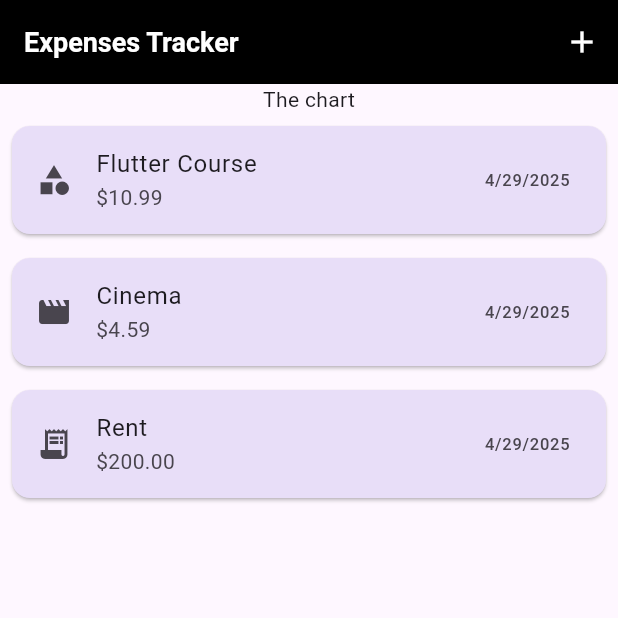
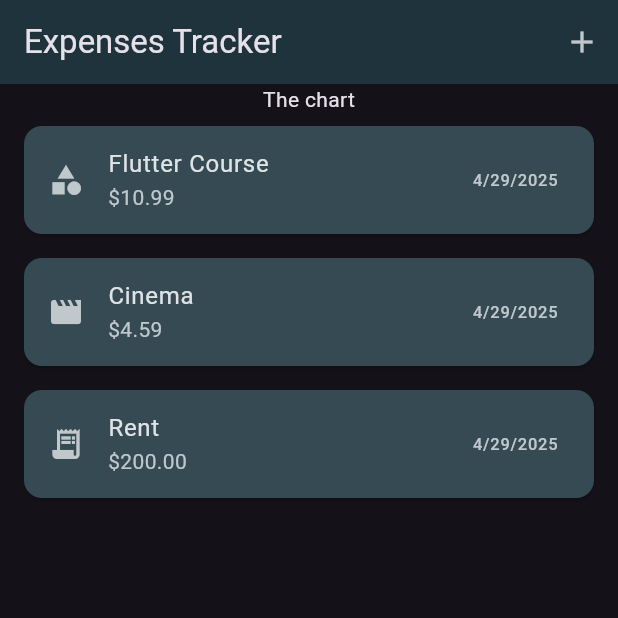
Before and after one commit to MutumaDerick/EXPENSE_TRACKER, a Flutter app: the screen it shows after launch, on a phone screen of 412 x 824 dp, the top half of it. Run offline on Flutter 3.47's test engine with Material 3 defaults, Android fonts, the phone set to English and light mode, and no system bars.

Commit message:
Added dark mode theme

```diff
--- a/lib/widgets/expense.dart
+++ b/lib/widgets/expense.dart
@@ -85,6 +85,8 @@ class _ExpensesState extends State<Expenses> {
     return Scaffold(
       appBar: AppBar(
         title: const Text('Expenses Tracker'),
+        backgroundColor: Theme.of(context).colorScheme.onSecondary,
+        titleTextStyle: Theme.of(context).textTheme.titleLarge,
         actions: [
           IconButton(
             icon: const Icon(Icons.add),
--- a/lib/widgets/expense_list/expenses_list.dart
+++ b/lib/widgets/expense_list/expenses_list.dart
@@ -1,3 +1,5 @@
+
+
 import 'package:flutter/material.dart';
 import 'package:expense_tracker/models/expense.dart';
 import 'package:expense_tracker/widgets/expense_list/expense_item.dart';
@@ -19,10 +21,17 @@ class ExpensesList extends StatelessWidget {
       itemBuilder: (context, index) {
         return Dismissible(
             key: ValueKey(expenses[index]),
-            onDismissed: (direction) {
+            background: Container(
+              color: Theme.of(context).colorScheme.error,
+              margin: EdgeInsets.symmetric(horizontal: Theme.of(context).cardTheme.margin!.horizontal),
+              ),
+               onDismissed: (direction) {
               onRemoveExpense(expenses[index]);
             },
-            child: ExpenseItem(expense: expenses[index]));
+            child: ExpenseItem(expense: expenses[index])
+            );
+
+
       },
     );
   }
--- a/lib/widgets/new_expense.dart
+++ b/lib/widgets/new_expense.dart
@@ -78,6 +78,7 @@ class _NewExpenseState extends State<NewExpense> {
     return Padding(
       padding: const EdgeInsets.fromLTRB(16, 48, 16, 16),
       child: Column(
+        crossAxisAlignment: CrossAxisAlignment.start,
         children: [
           TextField(
             controller: _titleController,
```
Also changed, not shown: lib/main.dart (+22 -3 lines).
